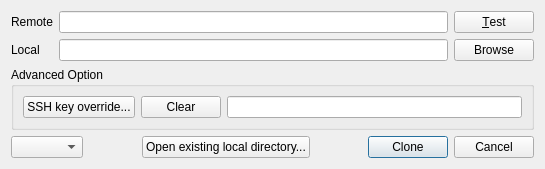
First picture: the form in src/CloneDialog.ui, repository soramimi/Guitar, before the edit.
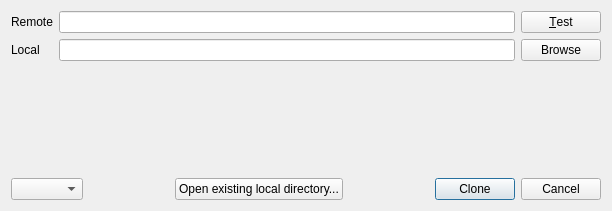
Second picture: the form after the edit. Custom widgets are drawn as their Qt base class.

What changed in the file:
```diff
--- a/src/CloneDialog.ui
+++ b/src/CloneDialog.ui
@@ -6,8 +6,8 @@
    <rect>
     <x>0</x>
     <y>0</y>
-    <width>545</width>
-    <height>147</height>
+    <width>612</width>
+    <height>211</height>
    </rect>
   </property>
   <property name="windowTitle">
@@ -60,29 +60,13 @@
     </layout>
    </item>
    <item>
-    <widget class="QGroupBox" name="groupBox">
-     <property name="title">
-      <string>Advanced Option</string>
+    <widget class="RemoteAdvancedOptionWidget" name="advanced_option" native="true">
+     <property name="minimumSize">
+      <size>
+       <width>0</width>
+       <height>78</height>
+      </size>
      </property>
-     <layout class="QHBoxLayout" name="horizontalLayout_2">
-      <item>
-       <widget class="QPushButton" name="pushButton_ssh_key_override">
-        <property name="text">
-         <string>SSH key override...</string>
-        </property>
-       </widget>
-      </item>
-      <item>
-       <widget class="QPushButton" name="pushButton_clear_ssh_key_override">
-        <property name="text">
-         <string>Clear</string>
-        </property>
-       </widget>
-      </item>
-      <item>
-       <widget class="ReadOnlyLineEdit" name="lineEdit_ssh_key_override"/>
-      </item>
-     </layout>
     </widget>
    </item>
    <item>
@@ -156,9 +140,10 @@
    <header>DirectoryLineEdit.h</header>
   </customwidget>
   <customwidget>
-   <class>ReadOnlyLineEdit</class>
-   <extends>QLineEdit</extends>
-   <header>ReadOnlyLineEdit.h</header>
+   <class>RemoteAdvancedOptionWidget</class>
+   <extends>QWidget</extends>
+   <header>RemoteAdvancedOptionWidget.h</header>
+   <container>1</container>
   </customwidget>
  </customwidgets>
  <tabstops>
```
